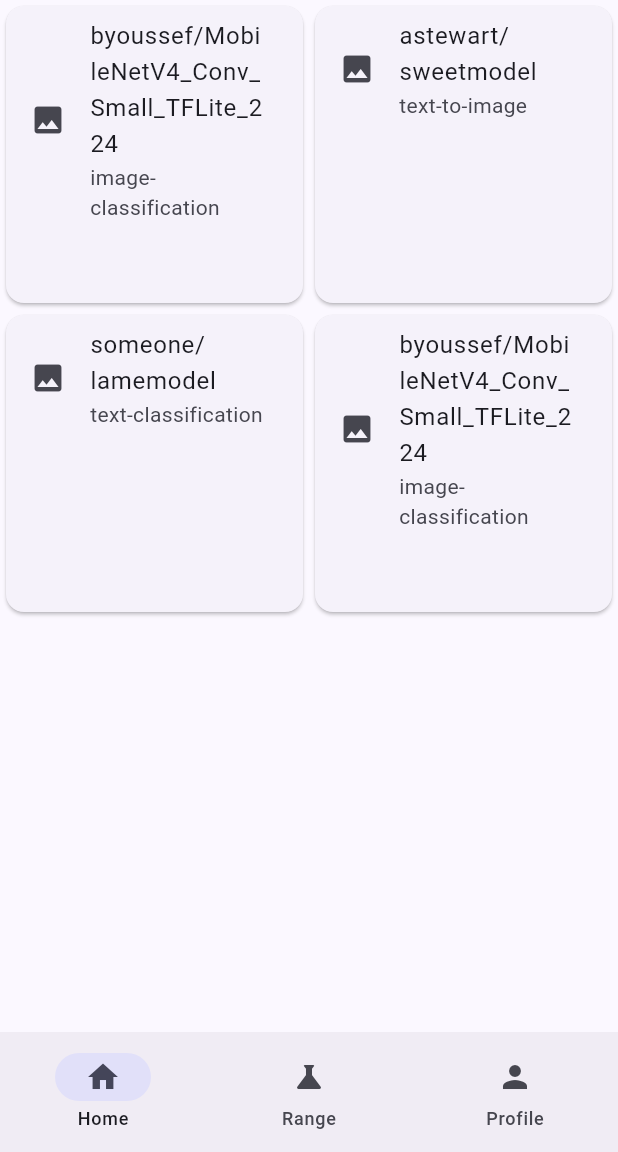
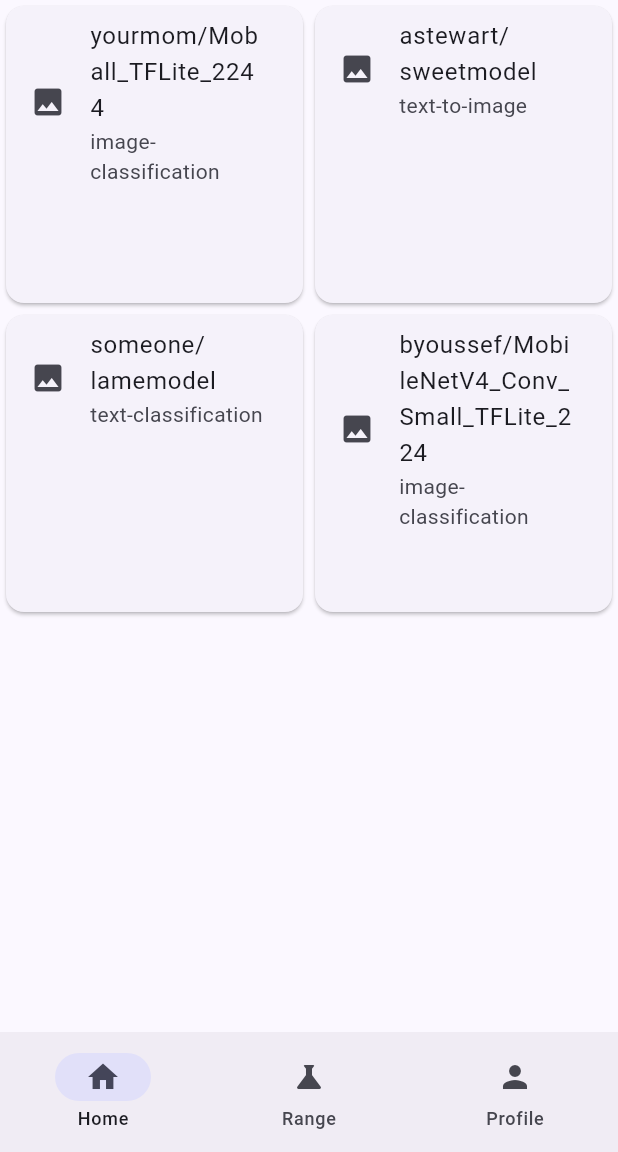
Before and after one commit to ahstewart/modelRange, a Flutter app: the screen it shows after launch, on a phone screen of 412 x 824 dp, the part 84-1236 px from its top. Run offline on Flutter 3.47's test engine with Material 3 defaults, Android fonts, the phone set to English and light mode, and no system bars; our stand-ins replace flutter_riverpod, image_picker, riverpod_annotation; missing offline and left inert: dart:ffi, tflite_flutter; project files that could hold a hidden picture were left out.

Commit message:
changed name of hard coded model so it wouldn't conflict with real model

```diff
--- a/lib/main.dart
+++ b/lib/main.dart
@@ -75,7 +75,7 @@ final selectedModelProvider = StateProvider<Model>((ref) {
 final modelProvider = Provider<List<Model>>((ref) {
   return const [
     Model(
-      name: 'byoussef/MobileNetV4_Conv_Small_TFLite_224',
+      name: 'yourmom/Moball_TFLite_2244',
       description: 'A small MobileNetV4 model for image classification',
       pipelineTag: 'image-classification',
       likes: 10,),
```
